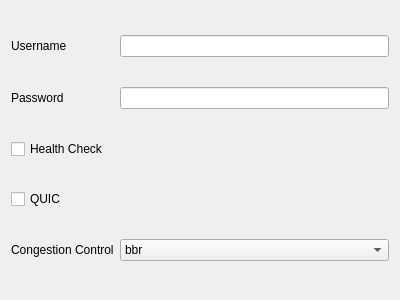
This is upstream/include/ui/profile/edit_trusttunnel.ui in hopol/throne-mirror as Qt 5 draws it before an edit. The edited form follows.
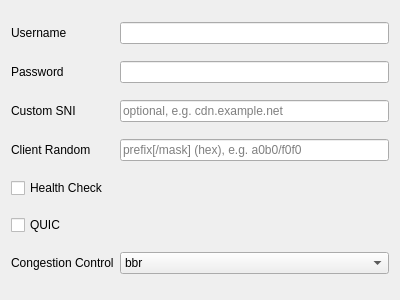
This is the edited form.

What changed in the file:
```diff
--- a/upstream/include/ui/profile/edit_trusttunnel.ui
+++ b/upstream/include/ui/profile/edit_trusttunnel.ui
@@ -22,6 +22,40 @@
     </widget>
    </item>
    <item row="2" column="0">
+    <widget class="QLabel" name="label_5">
+     <property name="text">
+      <string>Custom SNI</string>
+     </property>
+    </widget>
+   </item>
+   <item row="2" column="1">
+    <widget class="QLineEdit" name="custom_sni">
+     <property name="toolTip">
+      <string>Server name sent in the TLS ClientHello instead of the TLS server name, which is still used to verify the certificate; not compatible with ECH or REALITY</string>
+     </property>
+     <property name="placeholderText">
+      <string>optional, e.g. cdn.example.net</string>
+     </property>
+    </widget>
+   </item>
+   <item row="3" column="0">
+    <widget class="QLabel" name="label_4">
+     <property name="text">
+      <string>Client Random</string>
+     </property>
+    </widget>
+   </item>
+   <item row="3" column="1">
+    <widget class="QLineEdit" name="client_random">
+     <property name="toolTip">
+      <string>TLS ClientHello random prefix required by the server's client_random_prefix rule; not compatible with ECH or REALITY</string>
+     </property>
+     <property name="placeholderText">
+      <string>prefix[/mask] (hex), e.g. a0b0/f0f0</string>
+     </property>
+    </widget>
+   </item>
+   <item row="4" column="0">
     <widget class="QCheckBox" name="health_check">
      <property name="text">
       <string>Health Check</string>
@@ -41,7 +75,7 @@
      </property>
     </widget>
    </item>
-   <item row="4" column="1">
+   <item row="6" column="1">
     <widget class="QComboBox" name="congestion_control">
      <item>
       <property name="text">
@@ -75,14 +109,14 @@
      </item>
     </widget>
    </item>
-   <item row="4" column="0">
+   <item row="6" column="0">
     <widget class="QLabel" name="label_3">
      <property name="text">
       <string>Congestion Control</string>
      </property>
     </widget>
    </item>
-   <item row="3" column="0">
+   <item row="5" column="0">
     <widget class="QCheckBox" name="quic">
      <property name="text">
       <string>QUIC</string>
```
Left out of the diff: 2 changed lines with no effect on the pictures.
